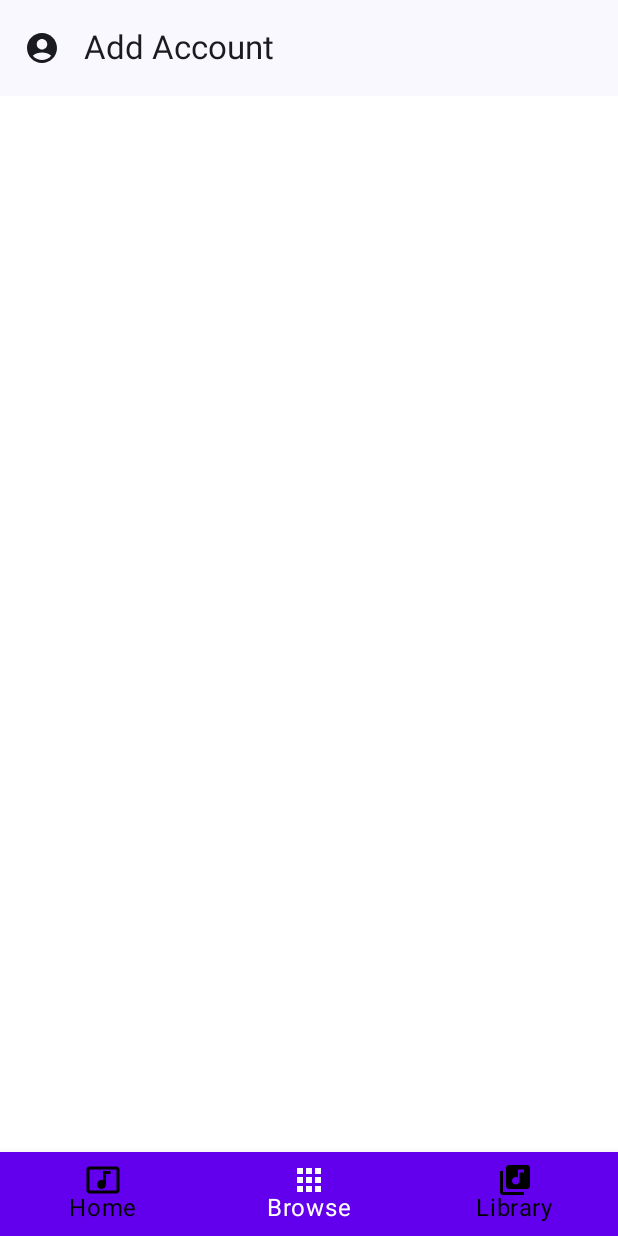
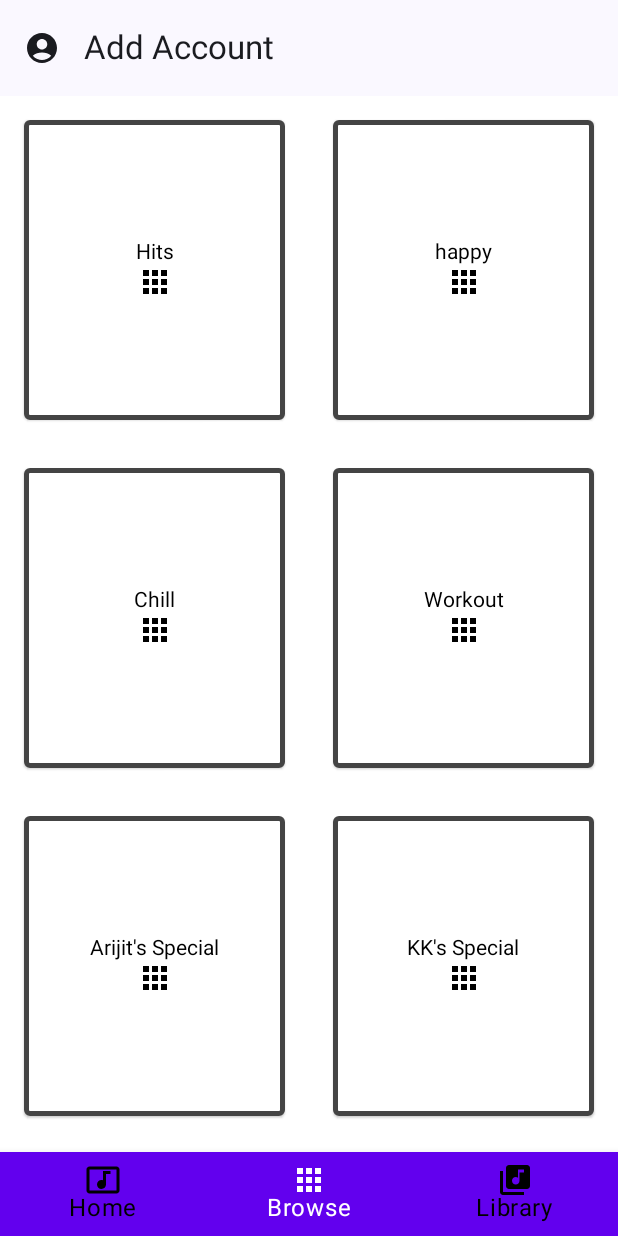
Before and after one commit to Ayushrai2005/Music_App, an Android app built with Jetpack Compose: the browse screen opened through its navigation route, on a phone screen of 412 x 824 dp. Run offline under Robolectric (Android 15) with nearby library versions, the phone set to English and light mode, and no system bars.

Commit message:
Created Browse view with lazyVerticalGrid

```diff
--- /dev/null
+++ b/app/src/main/java/com/ayush/musicapp/BrowseView.kt
@@ -0,0 +1,26 @@
+package com.ayush.musicapp
+
+import androidx.compose.foundation.layout.padding
+import androidx.compose.foundation.lazy.LazyColumn
+import androidx.compose.foundation.lazy.LazyRow
+import androidx.compose.foundation.lazy.grid.GridCells
+import androidx.compose.foundation.lazy.grid.LazyVerticalGrid
+import androidx.compose.foundation.lazy.grid.items
+import androidx.compose.foundation.lazy.items
+import androidx.compose.material.Text
+import androidx.compose.runtime.Composable
+import androidx.compose.ui.Modifier
+import androidx.compose.ui.unit.dp
+
+
+@Composable
+fun Browse(){
+
+    val categories = listOf("Hits" , "happy" , "Chill" , "Workout" , "Arijit's Special" , "KK's Special")
+
+    LazyVerticalGrid(GridCells.Fixed(2) ) {
+        items(categories){ cat ->
+            BrowserItem(cat = cat , drawable = R.drawable.baseline_apps_24)
+        }
+    }
+}
--- a/app/src/main/java/com/ayush/musicapp/ui/theme/MainView.kt
+++ b/app/src/main/java/com/ayush/musicapp/ui/theme/MainView.kt
@@ -41,6 +41,7 @@ import androidx.navigation.compose.currentBackStackEntryAsState
 import androidx.navigation.compose.rememberNavController
 import com.ayush.musicapp.AccountDialog
 import com.ayush.musicapp.AccountView
+import com.ayush.musicapp.Browse
 import com.ayush.musicapp.Home
 import com.ayush.musicapp.MainViewModel
 import com.ayush.musicapp.Screen
@@ -182,7 +183,7 @@ fun Navigation(navController: NavController , viewModel: MainViewModel , pd : Pa
             Home()
         }
         composable(Screen.BottomScreen.Browse.bRoute){
-            //TODO ADD Browse Screen
+            Browse()
         }
         composable(Screen.BottomScreen.Library.bRoute){
             //TODO ADD Library Screen
```
